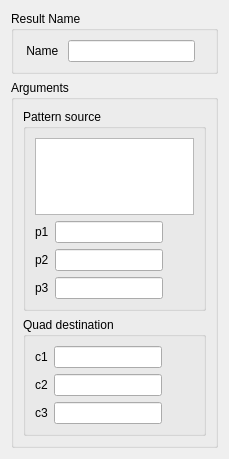
SalomePlatform/hexablock, file src/HEXABLOCKGUI/ReplaceHexa_QTD.ui: the form before one commit.
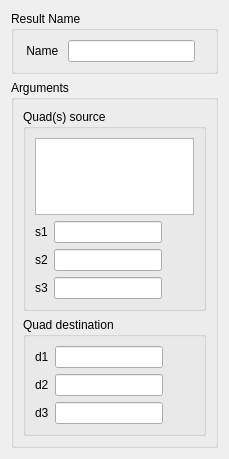
The form after the commit.

Commit message: updated : - joinquad dialog box ( *.ui,*.cpp + doc ) - maketransformation dialog box (*.ui) - makeedgeassociation dialog box (*.ui) - hemisperical dialog box (*.ui + doc) - quad revolution ( doc ) - replace hexa dialog box + documentmodel

```diff
--- a/src/HEXABLOCKGUI/ReplaceHexa_QTD.ui
+++ b/src/HEXABLOCKGUI/ReplaceHexa_QTD.ui
@@ -55,7 +55,7 @@
       <item>
        <widget class="QGroupBox" name="groupBox_5">
         <property name="title">
-         <string>Pattern source</string>
+         <string>Quad(s) source</string>
         </property>
         <layout class="QFormLayout" name="formLayout_4">
          <item row="0" column="0" colspan="2">
@@ -68,7 +68,7 @@
          <item row="1" column="0">
           <widget class="QLabel" name="label_4">
            <property name="text">
-            <string>p1</string>
+            <string>s1</string>
            </property>
           </widget>
          </item>
@@ -83,12 +83,15 @@
            <property name="toolTip">
             <string>Select vertex</string>
            </property>
+           <property name="text">
+            <string/>
+           </property>
           </widget>
          </item>
          <item row="2" column="0">
           <widget class="QLabel" name="label_5">
            <property name="text">
-            <string>p2</string>
+            <string>s2</string>
            </property>
           </widget>
          </item>
@@ -103,12 +106,15 @@
            <property name="toolTip">
             <string>Select vertex</string>
            </property>
+           <property name="text">
+            <string/>
+           </property>
           </widget>
          </item>
          <item row="3" column="0">
           <widget class="QLabel" name="label_6">
            <property name="text">
-            <string>p3</string>
+            <string>s3</string>
            </property>
           </widget>
          </item>
@@ -123,6 +129,9 @@
            <property name="toolTip">
             <string>Select vertex</string>
            </property>
+           <property name="text">
+            <string/>
+           </property>
           </widget>
          </item>
         </layout>
@@ -140,7 +149,7 @@
          <item row="0" column="0">
           <widget class="QLabel" name="label">
            <property name="text">
-            <string>c1</string>
+            <string>d1</string>
            </property>
           </widget>
          </item>
@@ -155,12 +164,15 @@
            <property name="toolTip">
             <string>Select vertex</string>
            </property>
+           <property name="text">
+            <string/>
+           </property>
           </widget>
          </item>
          <item row="1" column="0">
           <widget class="QLabel" name="label_2">
            <property name="text">
-            <string>c2</string>
+            <string>d2</string>
            </property>
           </widget>
          </item>
@@ -175,12 +187,15 @@
            <property name="toolTip">
             <string>Select vertex</string>
            </property>
+           <property name="text">
+            <string/>
+           </property>
           </widget>
          </item>
          <item row="2" column="0">
           <widget class="QLabel" name="label_3">
            <property name="text">
-            <string>c3</string>
+            <string>d3</string>
            </property>
           </widget>
          </item>
@@ -195,6 +210,9 @@
            <property name="toolTip">
             <string>Select vertex</string>
            </property>
+           <property name="text">
+            <string/>
+           </property>
           </widget>
          </item>
         </layout>
```
Left out of the diff: 2 changed lines with no effect on the pictures. The commit also changes 21 other files.
